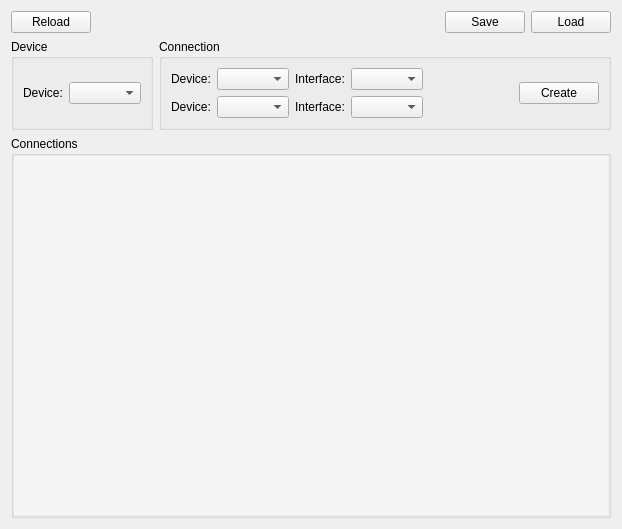
Above: src/VMTD/VMTD/connection/VMTDConnectionManagerForm.ui from ekushko/qt-vxlan-mtd-old before the change. Below: the same form after it.
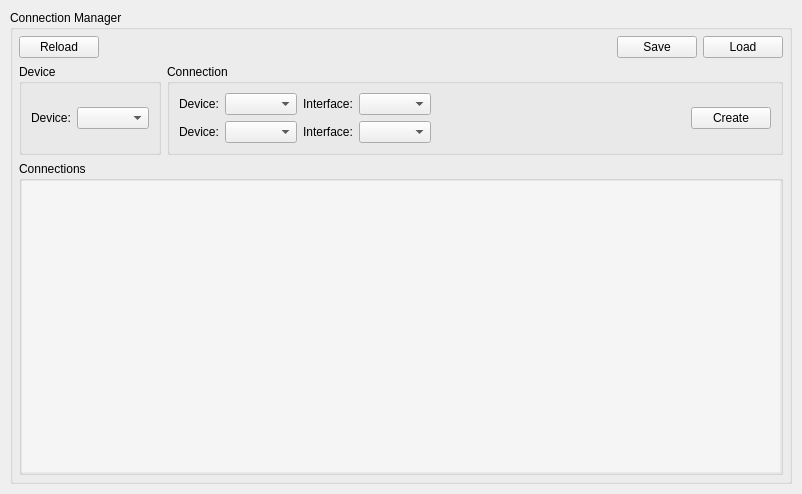
That is the form after the change. Icons and pictures are not drawn.

What changed in the file:
```diff
--- a/src/VMTD/VMTD/connection/VMTDConnectionManagerForm.ui
+++ b/src/VMTD/VMTD/connection/VMTDConnectionManagerForm.ui
@@ -6,14 +6,97 @@
    <rect>
     <x>0</x>
     <y>0</y>
-    <width>622</width>
-    <height>529</height>
+    <width>802</width>
+    <height>494</height>
    </rect>
   </property>
   <property name="windowTitle">
    <string>Form</string>
   </property>
+  <property name="windowIcon">
+   <iconset resource="../../resources/VMTDResources.qrc">
+    <normaloff>:/favicon.ico</normaloff>:/favicon.ico</iconset>
+  </property>
+  <layout class="QHBoxLayout" name="horizontalLayout">
+   <property name="spacing">
+    <number>0</number>
+   </property>
+   <property name="leftMargin">
+    <number>0</number>
+   </property>
+   <property name="topMargin">
+    <number>0</number>
+   </property>
+   <property name="rightMargin">
+    <number>0</number>
+   </property>
+   <property name="bottomMargin">
+    <number>0</number>
+   </property>
+   <item>
+    <spacer name="_8">
+     <property name="orientation">
+      <enum>Qt::Horizontal</enum>
+     </property>
+     <property name="sizeHint" stdset="0">
+      <size>
+       <width>9</width>
+       <height>20</height>
+      </size>
+     </property>
+    </spacer>
+   </item>
+   <item>
+    <layout class="QVBoxLayout" name="vl_1">
+     <property name="spacing">
+      <number>0</number>
+     </property>
+     <item>
+      <spacer name="_11">
+       <property name="orientation">
+        <enum>Qt::Vertical</enum>
+       </property>
+       <property name="sizeHint" stdset="0">
+        <size>
+         <width>20</width>
+         <height>40</height>
+        </size>
+       </property>
+      </spacer>
+     </item>
+     <item>
+      <widget class="QWidget" name="w_2" native="true">
+       <property name="minimumSize">
+        <size>
+         <width>800</width>
+         <height>492</height>
+        </size>
+       </property>
+       <property name="maximumSize">
+        <size>
+         <width>800</width>
+         <height>492</height>
+        </size>
+       </property>
+       <layout class="QVBoxLayout" name="verticalLayout_5">
+        <item>
+         <widget class="QGroupBox" name="gbManager">
+          <property name="title">
+           <string>Connection Manager</string>
+          </property>
   <layout class="QVBoxLayout" name="verticalLayout_2">
+           <property name="leftMargin">
+            <number>6</number>
+           </property>
+           <property name="topMargin">
+            <number>6</number>
+           </property>
+           <property name="rightMargin">
+            <number>6</number>
+           </property>
+           <property name="bottomMargin">
+            <number>6</number>
+           </property>
    <item>
     <layout class="QHBoxLayout" name="hl_1">
      <property name="topMargin">
@@ -149,6 +232,12 @@
    </item>
    <item>
     <widget class="QGroupBox" name="gbConnections">
+             <property name="minimumSize">
+              <size>
+               <width>0</width>
+               <height>300</height>
+              </size>
+             </property>
      <property name="styleSheet">
       <string notr="true"/>
      </property>
@@ -187,8 +276,8 @@
           <rect>
            <x>0</x>
            <y>0</y>
-           <width>598</width>
-           <height>349</height>
+                   <width>758</width>
+                   <height>275</height>
           </rect>
          </property>
          <property name="styleSheet">
@@ -250,6 +339,42 @@
    </item>
   </layout>
  </widget>
- <resources/>
+        </item>
+       </layout>
+      </widget>
+     </item>
+     <item>
+      <spacer name="_12">
+       <property name="orientation">
+        <enum>Qt::Vertical</enum>
+       </property>
+       <property name="sizeHint" stdset="0">
+        <size>
+         <width>20</width>
+         <height>40</height>
+        </size>
+       </property>
+      </spacer>
+     </item>
+    </layout>
+   </item>
+   <item>
+    <spacer name="_9">
+     <property name="orientation">
+      <enum>Qt::Horizontal</enum>
+     </property>
+     <property name="sizeHint" stdset="0">
+      <size>
+       <width>9</width>
+       <height>20</height>
+      </size>
+     </property>
+    </spacer>
+   </item>
+  </layout>
+ </widget>
+ <resources>
+  <include location="../../resources/VMTDResources.qrc"/>
+ </resources>
  <connections/>
 </ui>
```
Lines whose indentation alone changed are shown as unchanged.
